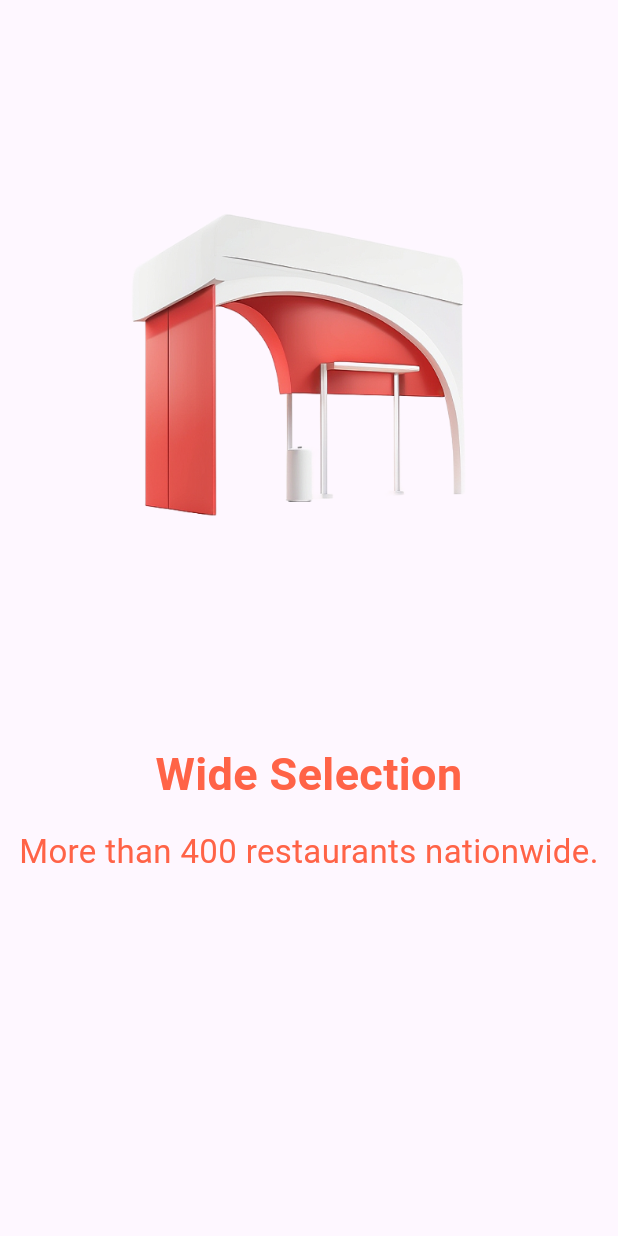
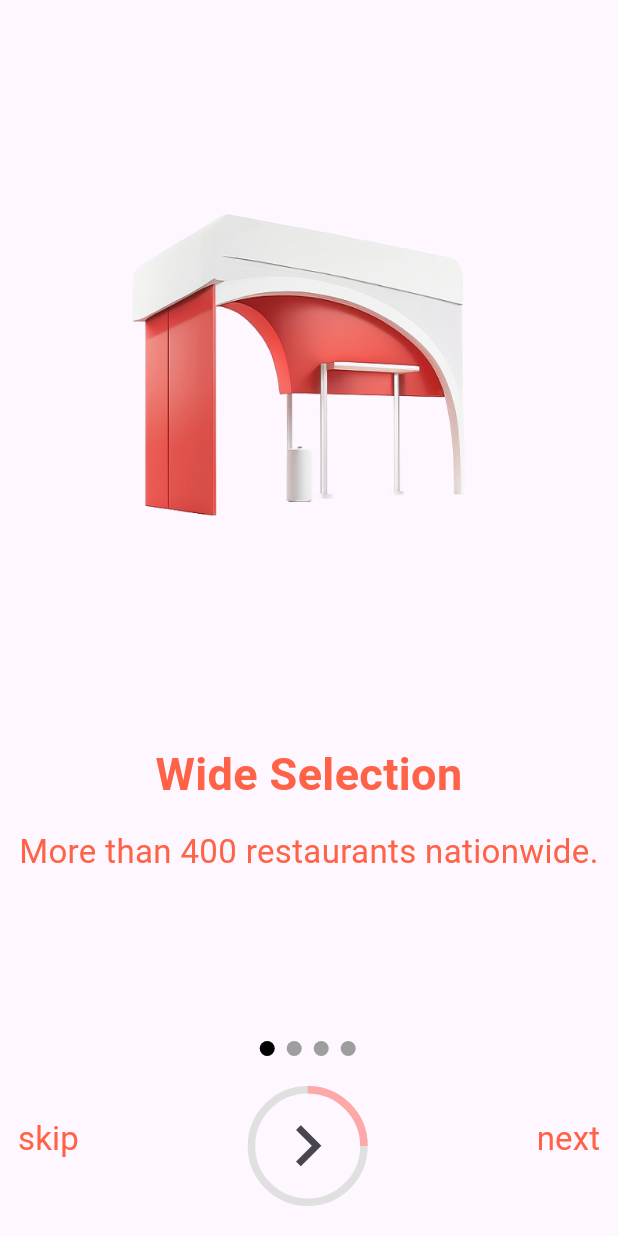
Before and after one commit to mohamedagm/Lazeez, a Flutter app: the screen it shows after launch, on a phone screen of 412 x 824 dp. Run offline on Flutter 3.47's test engine with Material 3 defaults, Android fonts, the phone set to English and light mode, and no system bars; drawn by our look-alikes of percent_indicator, smooth_page_indicator; our stand-ins replace flutter_svg, go_router, google_fonts.

Commit message:
onboarding_view part2(😵much time)

```diff
--- a/lib/features/onBoarding/presentation/views/widgets/onboarding_view_body.dart
+++ b/lib/features/onBoarding/presentation/views/widgets/onboarding_view_body.dart
@@ -1,5 +1,9 @@
 import 'package:flutter/material.dart';
+import 'package:lazeez/core/styles.dart';
+import 'package:lazeez/core/utils/constants.dart';
 import 'package:lazeez/features/onBoarding/presentation/views/widgets/boarding_page.dart';
+import 'package:percent_indicator/circular_percent_indicator.dart';
+import 'package:smooth_page_indicator/smooth_page_indicator.dart';
 
 class OnboardingViewBody extends StatefulWidget {
   const OnboardingViewBody({super.key});
@@ -9,6 +13,7 @@ class OnboardingViewBody extends StatefulWidget {
 }
 
 class _OnboardingViewBodyState extends State<OnboardingViewBody> {
+  late PageController pageController = PageController();
   int currentPage = 0;
   @override
   Widget build(BuildContext context) {
@@ -17,6 +22,7 @@ class _OnboardingViewBodyState extends State<OnboardingViewBody> {
         children: [
           Expanded(
             child: PageView(
+              controller: pageController,
               onPageChanged: (value) {
                 setState(() {
                   currentPage = value;
@@ -46,6 +52,136 @@ class _OnboardingViewBodyState extends State<OnboardingViewBody> {
               ],
             ),
           ),
+          Row(
+            mainAxisAlignment: MainAxisAlignment.spaceBetween,
+            children: [
+              TextButton(
+                onPressed: () {
+                  pageController.animateToPage(
+                    duration: Duration(milliseconds: 300),
+                    curve: Curves.easeInOut,
+                    3,
+                  );
+                },
+                child: Text('skip', style: Styles.onBoardingStyle22),
+              ),
+              Column(
+                children: [
+                  SmoothPageIndicator(
+                    controller: pageController,
+                    count: 4,
+                    effect: WormEffect(
+                      dotHeight: 10,
+                      dotWidth: 10,
+                      activeDotColor: Colors.black,
+                      dotColor: Colors.grey,
+                    ),
+                  ),
+                  //manually
+                  // Row(
+                  //   mainAxisAlignment: MainAxisAlignment.center,
+                  //   children: List.generate(4, (index) {
+                  //     bool isActive = currentPage == index;
+                  //     return AnimatedContainer(
+                  //       duration: Duration(milliseconds: 300),
+                  //       width: isActive ? 25 : 10,
+                  //       height: 10,
+                  //       margin: EdgeInsets.symmetric(horizontal: 4),
+                  //       decoration: BoxDecoration(
+                  //         color: isActive ? Colors.black : Colors.grey,
+                  //         borderRadius: BorderRadius.circular(16),
+                  //       ),
+                  //     );
+                  //   }),
+                  // ),
+                  SizedBox(height: 20),
+                  CircularPercentIndicator(
+                    animateFromLastPercent: true,
+                    radius: 40,
+                    percent: (currentPage + 1) / 4,
+                    animation: true,
+                    animationDuration: 300,
+                    center: IconButton(
+                      onPressed: () {
+                        pageController.nextPage(
+                          duration: Duration(milliseconds: 300),
+                          curve: Curves.easeInOut,
+                        );
+                      },
+                      icon: Icon(
+                        Icons.keyboard_arrow_right,
+                        size: 55,
+                        //color: Colors.white,
+                      ),
+                    ),
+                    backgroundColor: Colors.grey.shade300,
+                    progressColor:
+                        currentPage == 0
+                            ? Color(0xffFFA8A8)
+                            : currentPage == 1
+                            ? Color(0xffFF6B6B)
+                            : currentPage == 2
+                            ? kPrimaryColor
+                            : Color(0xffFF3B3B),
+                  ),
+                  //manually
+                  // Stack(
+                  //   alignment: Alignment.center,
+                  //   children: [
+                  //     SizedBox(
+                  //       width: 80,
+                  //       height: 80,
+                  //       child: CircularProgressIndicator(
+                  //         value: (currentPage + 1) / 4,
+                  //         backgroundColor: Colors.grey.shade300,
+                  //         valueColor: AlwaysStoppedAnimation(
+                  //           currentPage == 0
+                  //               ? Color(0xffFFA8A8)
+                  //               : currentPage == 1
+                  //               ? Color(0xffFF6B6B)
+                  //               : currentPage == 2
+                  //               ? kPrimaryColor
+                  //               : Color(0xffFF3B3B),
+                  //         ),
+                  //       ),
+                  //     ),
+                  //     Container(
+                  //       decoration: BoxDecoration(
+                  //         color: Color(0xffFF6347),
+                  //         shape: BoxShape.circle,
+                  //       ),
+                  //       child: Center(
+                  //         child: IconButton(
+                  //           onPressed: () {
+                  //             pageController.nextPage(
+                  //               duration: Duration(milliseconds: 300),
+                  //               curve: Curves.easeInOut,
+                  //             );
+                  //           },
+                  //           icon: Icon(
+                  //             Icons.keyboard_arrow_right,
+                  //             size: 55,
+                  //             //color: Colors.white,
+                  //           ),
+                  //         ),
+                  //       ),
+                  //     ),
+                  //   ],
+                  // ),
+                  SizedBox(height: 20),
+                ],
+              ),
+              TextButton(
+                onPressed: () {
+                  pageController.nextPage(
+                    duration: Duration(milliseconds: 300),
+                    curve: Curves.easeInOut,
+                  );
+                },
+                child: Text('next', style: Styles.onBoardingStyle22),
+              ),
+            ],
+          ),
         ],
       ),
     );
```
